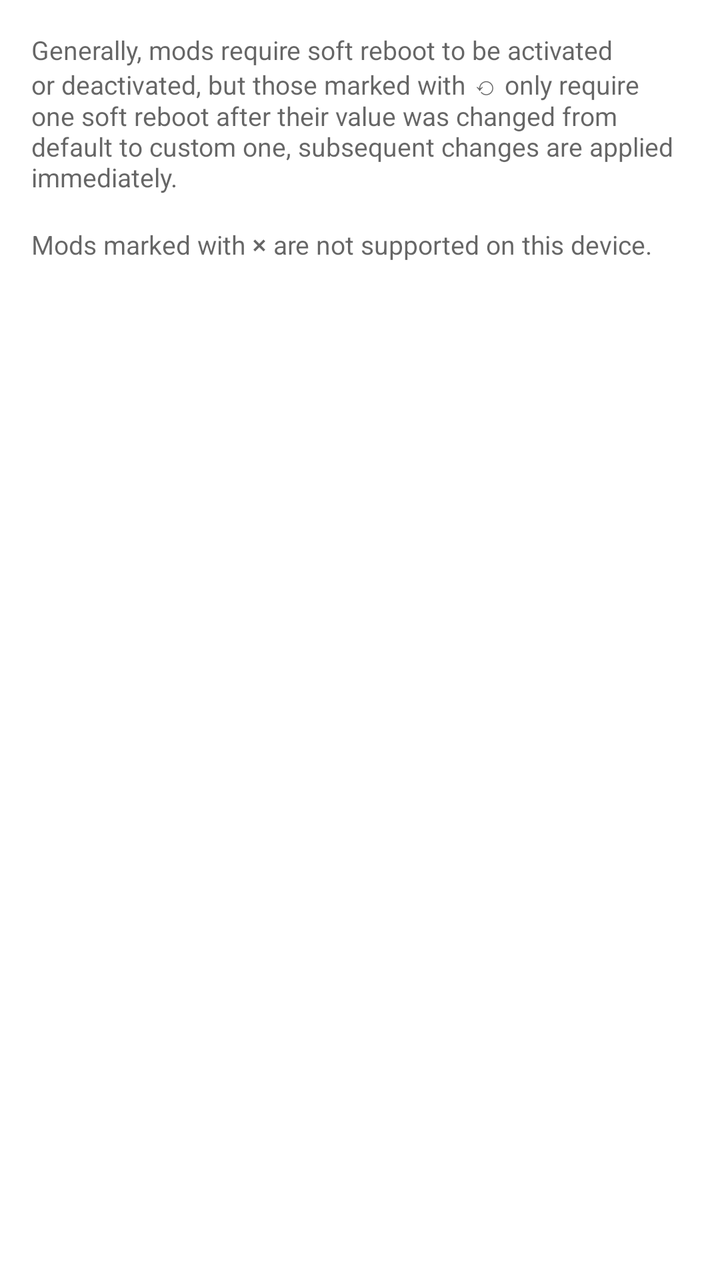
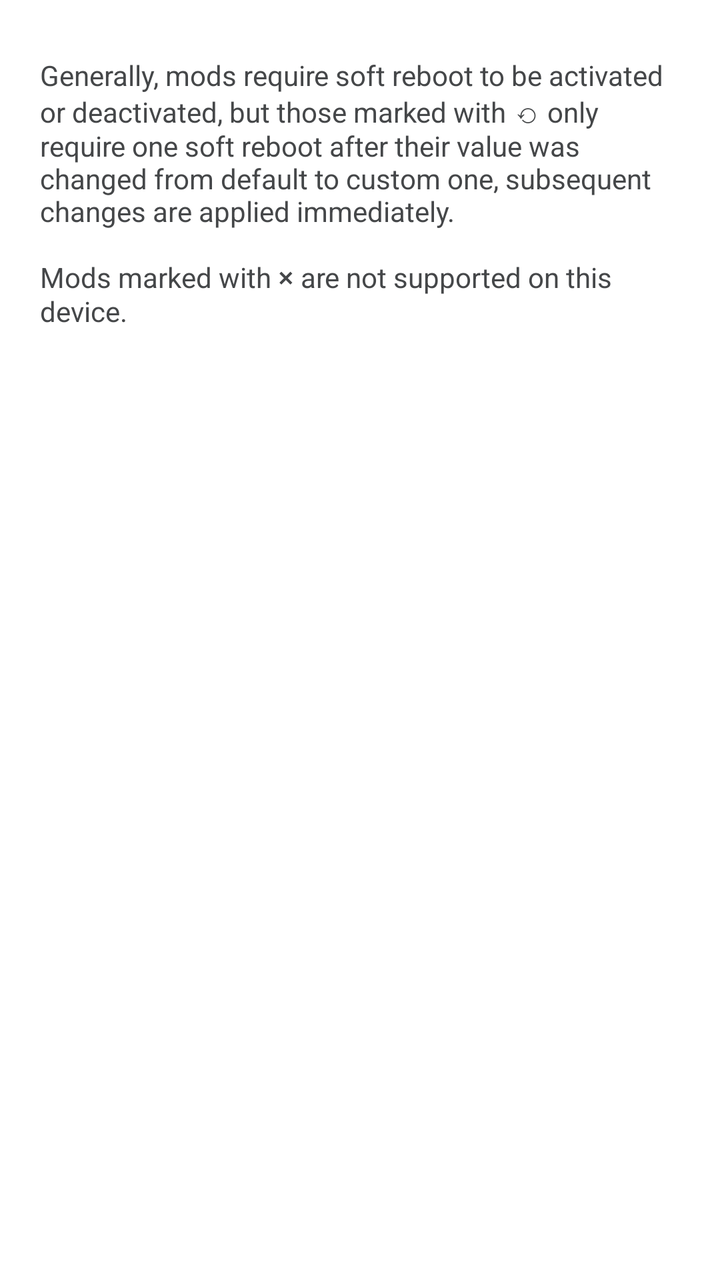

Two renders of the same Android screen: before a commit and after it. Below are the layout's source before the change and the commit's diff.
<!-- AndroidManifest.xml: fallback theme Theme.MaterialComponents.DayNight.NoActionBar -->
<!-- res/layout/fragment_about_tail.xml -->
<?xml version="1.0" encoding="utf-8"?>
<ScrollView xmlns:android="http://schemas.android.com/apk/res/android"
	android:layout_width="match_parent"
	android:layout_height="wrap_content">

	<LinearLayout
		android:layout_width="match_parent"
		android:layout_height="wrap_content"
		android:gravity="start"
		android:orientation="vertical"
		android:paddingStart="15.5dp"
		android:paddingEnd="15.5dp">

		<TextView
			style="@style/Widget.InputField"
			android:layout_width="match_parent"
			android:layout_height="wrap_content"
			android:gravity="start"
			android:text="@string/about_dynamic"
			android:textColor="@color/color_not_selected" />

		<TextView
			style="@style/Widget.InputField"
			android:layout_width="match_parent"
			android:layout_height="wrap_content"
			android:gravity="start"
			android:text="@string/about_unsupported"
			android:textColor="@color/color_not_selected" />
	</LinearLayout>
</ScrollView>
<!-- resources referenced by this layout -->
<resources>
  <color name="color_not_selected">#99000000</color>
  <string name="about_dynamic">Generally, mods require soft reboot to be activated or deactivated, but those marked with ⟲ only require one soft reboot after their value was changed from default to custom one, subsequent changes are applied immediately.</string>
  <string name="about_unsupported">Mods marked with ⨯ are not supported on this device.</string>
  <style name="Widget.InputField">
  		<item name="android:gravity">left|center_vertical</item>
  		<item name="android:layout_marginTop">16dp</item>
  		<item name="android:layout_width">match_parent</item>
  		<item name="android:layout_height">wrap_content</item>
  		<item name="android:textSize">@dimen/preference_text_size</item>
  	</style>
  <dimen name="preference_text_size">13sp</dimen>
</resources>

<!-- the commit's change to res/layout/fragment_about_tail.xml (unified diff, before → after) -->
@@ -8,23 +8,27 @@
 		android:layout_height="wrap_content"
 		android:gravity="start"
 		android:orientation="vertical"
-		android:paddingStart="15.5dp"
-		android:paddingEnd="15.5dp">
+		android:paddingStart="@dimen/preference_item_child_padding"
+		android:paddingEnd="@dimen/preference_item_child_padding"
+		android:paddingTop="@dimen/preference_item_padding_top"
+		android:paddingBottom="@dimen/preference_item_padding_bottom">
 
 		<TextView
-			style="@style/Widget.InputField"
 			android:layout_width="match_parent"
 			android:layout_height="wrap_content"
+			android:layout_marginTop="@dimen/preference_item_padding_top"
 			android:gravity="start"
 			android:text="@string/about_dynamic"
-			android:textColor="@color/color_not_selected" />
+			android:textColor="@color/color_on_surface_variant"
+			android:textSize="@dimen/secondary_text_size" />
 
 		<TextView
-			style="@style/Widget.InputField"
 			android:layout_width="match_parent"
 			android:layout_height="wrap_content"
+			android:layout_marginTop="@dimen/preference_item_padding_top"
 			android:gravity="start"
 			android:text="@string/about_unsupported"
-			android:textColor="@color/color_not_selected" />
+			android:textColor="@color/color_on_surface_variant"
+			android:textSize="@dimen/secondary_text_size" />
 	</LinearLayout>
 </ScrollView>
<!-- resource entries referenced after the edit -->
@@ -1,15 +1,11 @@
 <!-- resources referenced by this layout -->
 <resources>
-  <color name="color_not_selected">#99000000</color>
+  <color name="color_on_surface_variant">@android:color/system_neutral1_700</color>
+  <dimen name="preference_item_child_padding">20dp</dimen>
+  <dimen name="preference_item_padding_bottom">14dp</dimen>
+  <dimen name="preference_item_padding_top">14dp</dimen>
+  <dimen name="secondary_text_size">14sp</dimen>
   <string name="about_dynamic">Generally, mods require soft reboot to be activated or deactivated, but those marked with ⟲ only require one soft reboot after their value was changed from default to custom one, subsequent changes are applied immediately.</string>
   <string name="about_unsupported">Mods marked with ⨯ are not supported on this device.</string>
-  <style name="Widget.InputField">
-  		<item name="android:gravity">left|center_vertical</item>
-  		<item name="android:layout_marginTop">16dp</item>
-  		<item name="android:layout_width">match_parent</item>
-  		<item name="android:layout_height">wrap_content</item>
-  		<item name="android:textSize">@dimen/preference_text_size</item>
-  	</style>
-  <dimen name="preference_text_size">13sp</dimen>
 </resources>
 
